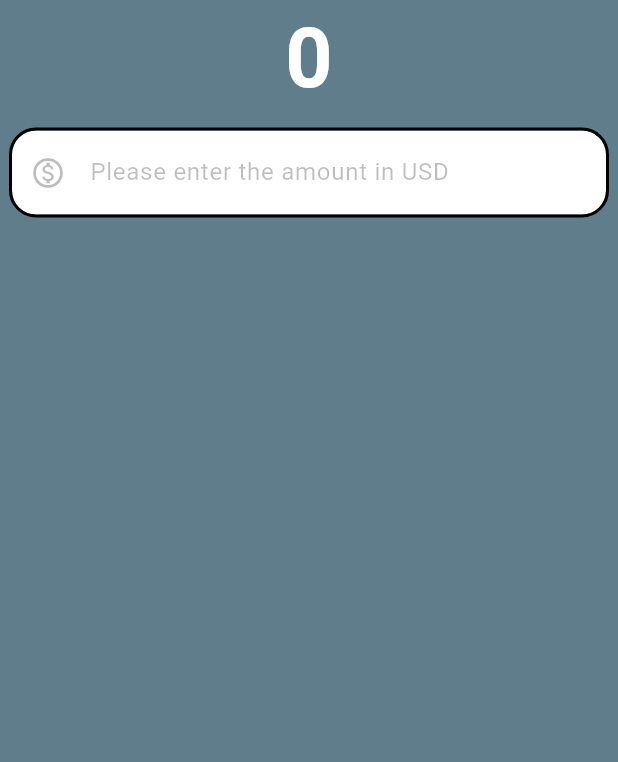
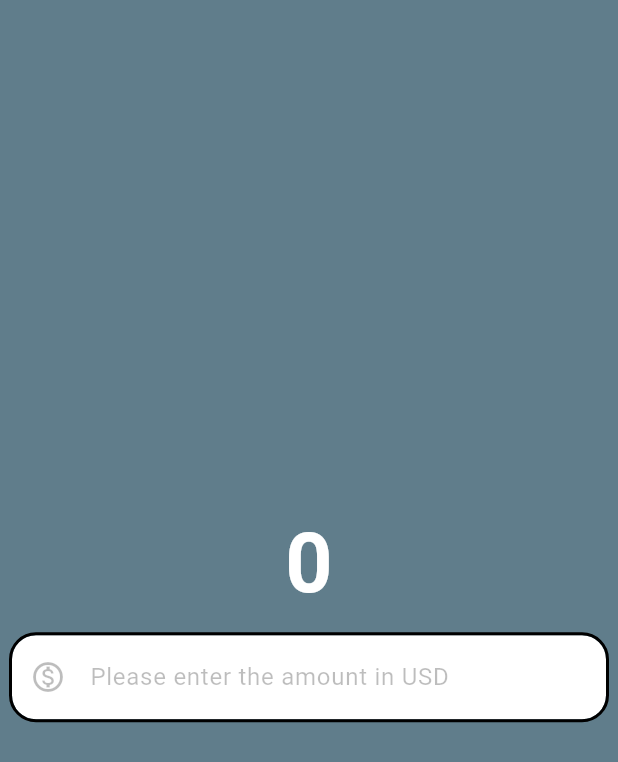
Before and after one commit to SynthiaAtieno/flutter_tutorial, a Flutter app: the screen it shows after launch, on a phone screen of 412 x 824 dp. Shown: the top 762 px of the screen. Run offline on Flutter 3.47's test engine with Material 2 defaults, Android fonts, the phone set to English and light mode, and no system bars.

Commit message:
made some changes

```diff
--- a/lib/my_home_page.dart
+++ b/lib/my_home_page.dart
@@ -18,8 +18,10 @@ class MyHomePage extends StatelessWidget {
     );
     return Scaffold(
       backgroundColor: Colors.blueGrey,
-      body: Center(
+      body: SafeArea(
+        child: Center(
           child: Column(
+            mainAxisAlignment: MainAxisAlignment.center,
             children: [
               const Text(
                 '0',
@@ -49,6 +51,7 @@ class MyHomePage extends StatelessWidget {
             ],
           ),
         ),
+      ),
     );
   }
 }
```
Lines whose indentation alone changed are shown as unchanged.
